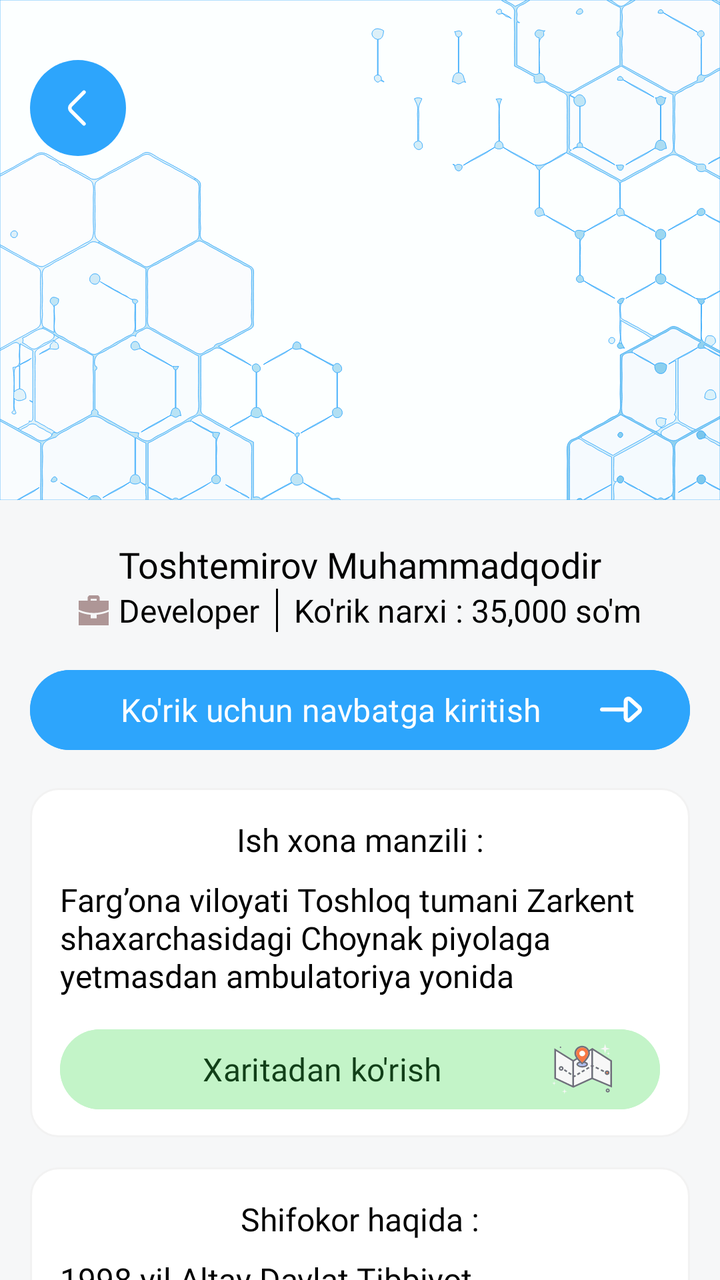
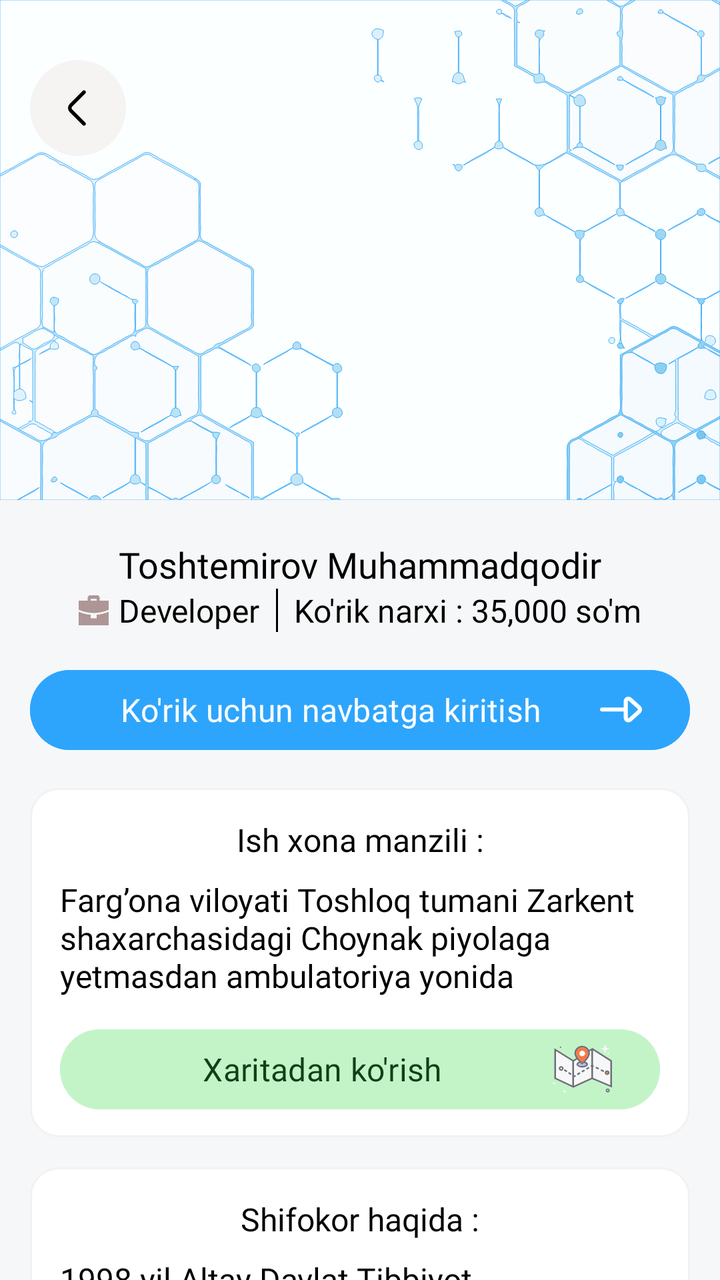

Screens rendered from an Android XML layout before and after an edit, with the pre-edit source and the edit as a unified diff.
<!-- AndroidManifest.xml: application theme Theme.OnMed -->
<!-- res/layout/fragment_doctor_info.xml -->
<?xml version="1.0" encoding="utf-8"?>
<androidx.core.widget.NestedScrollView xmlns:android="http://schemas.android.com/apk/res/android"
    xmlns:app="http://schemas.android.com/apk/res-auto"
    xmlns:tools="http://schemas.android.com/tools"
    android:layout_width="match_parent"
    android:layout_height="match_parent"
    android:background="@color/main_background"
    tools:context=".presentation.ui.fragments.doctorInfo.DoctorInfoFragment">

    <androidx.constraintlayout.widget.ConstraintLayout
        android:layout_width="match_parent"
        android:layout_height="wrap_content">

    <TextView
        android:id="@+id/doctor_name"
        android:layout_width="wrap_content"
        android:layout_height="wrap_content"
        android:layout_marginTop="20dp"
        android:fontFamily="@font/montserrat_medium"
        android:text="Toshtemirov Muhammadqodir"
        android:textColor="@color/black"
        android:textSize="18sp"
        app:layout_constraintEnd_toEndOf="parent"
        app:layout_constraintStart_toStartOf="parent"
        app:layout_constraintTop_toBottomOf="@+id/doctor_image" />

    <ImageView
        android:id="@+id/doctor_image"
        android:layout_width="0dp"
        android:layout_height="250dp"
        android:background="@drawable/ic_doctor_image_background"
        android:paddingTop="20dp"
        app:layout_constraintEnd_toEndOf="parent"
        app:layout_constraintStart_toStartOf="parent"
        app:layout_constraintTop_toTopOf="parent" />

    <ImageView
        android:id="@+id/btn_back"
        android:layout_width="48dp"
        android:layout_height="48dp"
        android:layout_marginStart="15dp"
        android:layout_marginTop="30dp"
        android:background="@drawable/ripple_radius_50"
        android:padding="12dp"
        android:src="@drawable/ic_arrow_left"
        app:layout_constraintStart_toStartOf="parent"
        app:layout_constraintTop_toTopOf="parent"
        app:tint="@color/white" />

    <LinearLayout
        android:id="@+id/linearLayout"
        android:layout_width="wrap_content"
        android:layout_height="wrap_content"
        android:orientation="horizontal"
        app:layout_constraintEnd_toEndOf="parent"
        app:layout_constraintStart_toStartOf="parent"
        app:layout_constraintTop_toBottomOf="@+id/doctor_name">

        <TextView
            android:id="@+id/tv_speciality"
            android:layout_width="wrap_content"
            android:layout_height="wrap_content"
            android:layout_weight="1"
            android:drawableStart="@drawable/ic_portfel"
            android:drawablePadding="5dp"
            android:fontFamily="@font/montserrat_regular"
            android:text="Developer"
            android:textColor="@color/black"
            android:textSize="16sp" />

        <View
            android:id="@+id/divider"
            android:layout_width="1dp"
            android:layout_height="match_parent"
            android:layout_marginStart="8dp"
            android:layout_weight="1"
            android:background="@color/black" />

        <TextView
            android:id="@+id/tv_price"
            android:layout_width="wrap_content"
            android:layout_height="wrap_content"
            android:layout_marginStart="8dp"
            android:layout_weight="1"
            android:fontFamily="@font/montserrat_regular"
            android:text="Ko'rik narxi : 35,000 so'm"
            android:textColor="@color/black"
            android:textSize="16sp" />

    </LinearLayout>

    <Button
        android:id="@+id/btn_doctor_queues"
        android:layout_width="0dp"
        android:layout_height="wrap_content"
        android:layout_marginStart="15dp"
        android:layout_marginTop="15dp"
        android:layout_marginEnd="15dp"
        android:layout_weight="1"
        android:backgroundTint="@color/btn_blue"
        android:drawableEnd="@drawable/ic_arrow_right_go"
        android:fontFamily="@font/montserrat_medium"
        android:text="Ko'rik uchun navbatga kiritish"
        android:textColor="@color/white"
        android:textSize="16sp"
        app:layout_constraintEnd_toEndOf="parent"
        app:layout_constraintStart_toStartOf="parent"
        app:layout_constraintTop_toBottomOf="@+id/linearLayout" />

    <TextView
        android:id="@+id/tv_address"
        android:layout_width="0dp"
        android:layout_height="wrap_content"
        android:layout_marginTop="15dp"
        android:background="@drawable/rectangle_stroke_radius_14"
        android:fontFamily="@font/montserrat_regular"
        android:paddingStart="15dp"
        android:paddingTop="45dp"
        android:paddingEnd="15dp"
        android:paddingBottom="70dp"
        android:text="Farg’ona viloyati Toshloq tumani Zarkent shaxarchasidagi Choynak piyolaga yetmasdan ambulatoriya yonida"
        android:textColor="@color/black"
        android:textSize="16sp"
        app:layout_constraintEnd_toEndOf="@+id/btn_doctor_queues"
        app:layout_constraintStart_toStartOf="@+id/btn_doctor_queues"
        app:layout_constraintTop_toBottomOf="@+id/btn_doctor_queues" />

    <TextView
        android:id="@+id/tv_title_address"
        android:layout_width="wrap_content"
        android:layout_height="wrap_content"
        android:layout_marginTop="15dp"
        android:fontFamily="@font/montserrat_medium"
        android:text="Ish xona manzili :"
        android:textColor="@color/black"
        android:textSize="16sp"
        app:layout_constraintEnd_toEndOf="@+id/tv_address"
        app:layout_constraintStart_toStartOf="@+id/tv_address"
        app:layout_constraintTop_toTopOf="@+id/tv_address" />

    <Button
        android:id="@+id/btn_go_map"
        android:layout_width="0dp"
        android:layout_height="wrap_content"
        android:layout_marginStart="15dp"
        android:layout_marginEnd="15dp"
        android:layout_marginBottom="10dp"
        android:backgroundTint="#C3F4C8"
        android:drawableEnd="@drawable/ic_map"
        android:fontFamily="@font/montserrat_medium"
        android:text="Xaritadan ko'rish"
        android:textColor="#113F18"
        android:textSize="16sp"
        app:layout_constraintBottom_toBottomOf="@+id/tv_address"
        app:layout_constraintEnd_toEndOf="@+id/tv_address"
        app:layout_constraintStart_toStartOf="@+id/tv_address" />

        <TextView
            android:id="@+id/tv_doctor_info"
            android:layout_width="0dp"
            android:layout_height="wrap_content"
            android:layout_marginTop="15dp"
            android:layout_marginBottom="20dp"
            android:background="@drawable/rectangle_stroke_radius_14"
            android:fontFamily="@font/montserrat_regular"
            android:paddingStart="15dp"
            android:paddingTop="45dp"
            android:paddingEnd="15dp"
            android:paddingBottom="20dp"
            android:text="1998 yil Altay Davlat Tibbiyot Universitetining “davolash ishi” fakulьtetini a’lo baholarga bitirdi. 2000 yil Buxoro Davlat tibbiyot institutida jarrohlik mutaxassisligi bo‘yicha klinik ordinaturani bitirdi. 2001 yildan 2002 yilgacha Rossiya Federatsiyasi Biysk shahri tibbiyot birlashmasida jarroh bo‘lib ishladi"
            android:textColor="@color/black"
            android:textSize="16sp"
            app:layout_constraintBottom_toBottomOf="parent"
            app:layout_constraintEnd_toEndOf="@+id/btn_doctor_queues"
            app:layout_constraintStart_toStartOf="@+id/btn_doctor_queues"
            app:layout_constraintTop_toBottomOf="@+id/tv_address" />

    <TextView
        android:id="@+id/tv_title_doctor_info"
        android:layout_width="wrap_content"
        android:layout_height="wrap_content"
        android:layout_marginTop="15dp"
        android:fontFamily="@font/montserrat_medium"
        android:text="Shifokor haqida :"
        android:textColor="@color/black"
        android:textSize="16sp"
        app:layout_constraintEnd_toEndOf="@+id/tv_address"
        app:layout_constraintStart_toStartOf="@+id/tv_address"
        app:layout_constraintTop_toTopOf="@+id/tv_doctor_info" />

    </androidx.constraintlayout.widget.ConstraintLayout>

</androidx.core.widget.NestedScrollView>
<!-- resources referenced by this layout -->
<resources>
  <color name="black">#FF000000</color>
  <color name="btn_blue">#2DA5FC</color>
  <color name="main_background">#F6F7F8</color>
  <color name="white">#FFFFFFFF</color>
  <!-- drawable ic_arrow_left (drawable) -->
  <vector android:height="24dp" android:viewportHeight="20"
      android:viewportWidth="20" android:width="24dp" xmlns:android="http://schemas.android.com/apk/res/android">
      <path android:fillColor="#00000000"
          android:pathData="M12.5,16.6L7.067,11.167C6.425,10.525 6.425,9.475 7.067,8.834L12.5,3.4"
          android:strokeColor="@color/black" android:strokeLineCap="round"
          android:strokeLineJoin="round" android:strokeWidth="1.5"/>
  </vector>
  <!-- drawable ic_portfel (drawable) -->
  <vector xmlns:android="http://schemas.android.com/apk/res/android"
      android:width="15dp"
      android:height="15dp"
      android:viewportWidth="15"
      android:viewportHeight="15">
    <path
        android:pathData="M0,8.179C1.919,9.058 3.944,9.573 6,9.706V11.471H9V9.706C11.051,9.555 13.072,9.052 15,8.215V15H0V8.179ZM9.75,0L10.5,0.882V2.647H15V7.244C12.7,8.254 10.269,8.789 7.815,8.824H7.275C4.788,8.792 2.325,8.242 0,7.2V2.647H4.5V0.882L5.25,0H9.75ZM9,1.765H6V2.647H9V1.765Z"
        android:fillColor="#AE9696"
        android:fillType="evenOdd"/>
  </vector>
  <!-- drawable rectangle_stroke_radius_14 (drawable) -->
  <?xml version="1.0" encoding="utf-8"?>
  <shape xmlns:android="http://schemas.android.com/apk/res/android">
  
      <solid android:color="@color/white"/>
      <corners android:radius="14dp"/>
      <stroke android:color="#F2F2F2"
          android:width="1dp"/>
  
  </shape>
  <!-- drawable ripple_radius_50 (drawable) -->
  <?xml version="1.0" encoding="utf-8"?>
  <ripple xmlns:android="http://schemas.android.com/apk/res/android"
      android:color="@color/ripple_color">
  
      <item>
          <shape>
              <solid android:color="@color/btn_blue"/>
              <corners android:radius="50dp"/>
          </shape>
      </item>
  
  </ripple>
  <style name="Theme.OnMed" parent="Base.Theme.OnMed" />
  <color name="ripple_color">#C9D8F4</color>
  <style name="Base.Theme.OnMed" parent="Theme.Material3.DayNight.NoActionBar">
          
          
      </style>
  <!-- unchanged entries left out for length: 3 -->
</resources>

<!-- the commit's change to res/layout/fragment_doctor_info.xml (unified diff, before → after) -->
@@ -41,11 +41,12 @@
         android:layout_marginStart="15dp"
         android:layout_marginTop="30dp"
         android:background="@drawable/ripple_radius_50"
+        android:backgroundTint="@color/btn_gray"
         android:padding="12dp"
         android:src="@drawable/ic_arrow_left"
         app:layout_constraintStart_toStartOf="parent"
         app:layout_constraintTop_toTopOf="parent"
-        app:tint="@color/white" />
+        app:tint="@color/black" />
 
     <LinearLayout
         android:id="@+id/linearLayout"
<!-- resource entries referenced after the edit -->
@@ -2,6 +2,7 @@
 <resources>
   <color name="black">#FF000000</color>
   <color name="btn_blue">#2DA5FC</color>
+  <color name="btn_gray">#F6F3F3</color>
   <color name="main_background">#F6F7F8</color>
   <color name="white">#FFFFFFFF</color>
   <!-- drawable ic_arrow_left (drawable) -->
